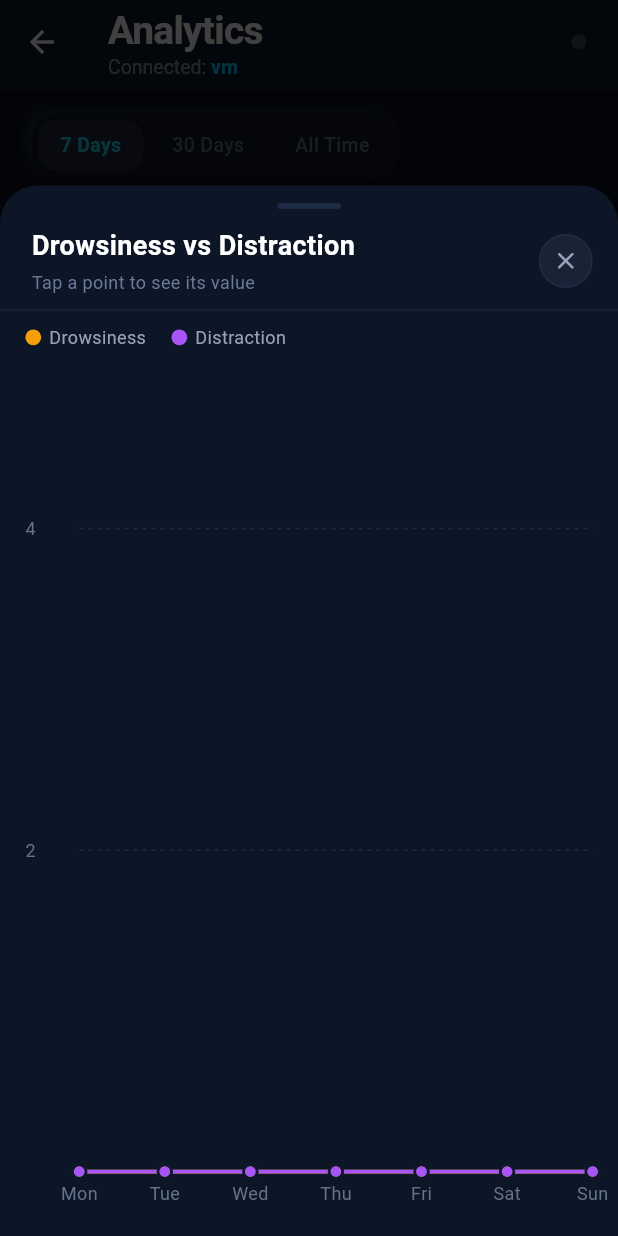
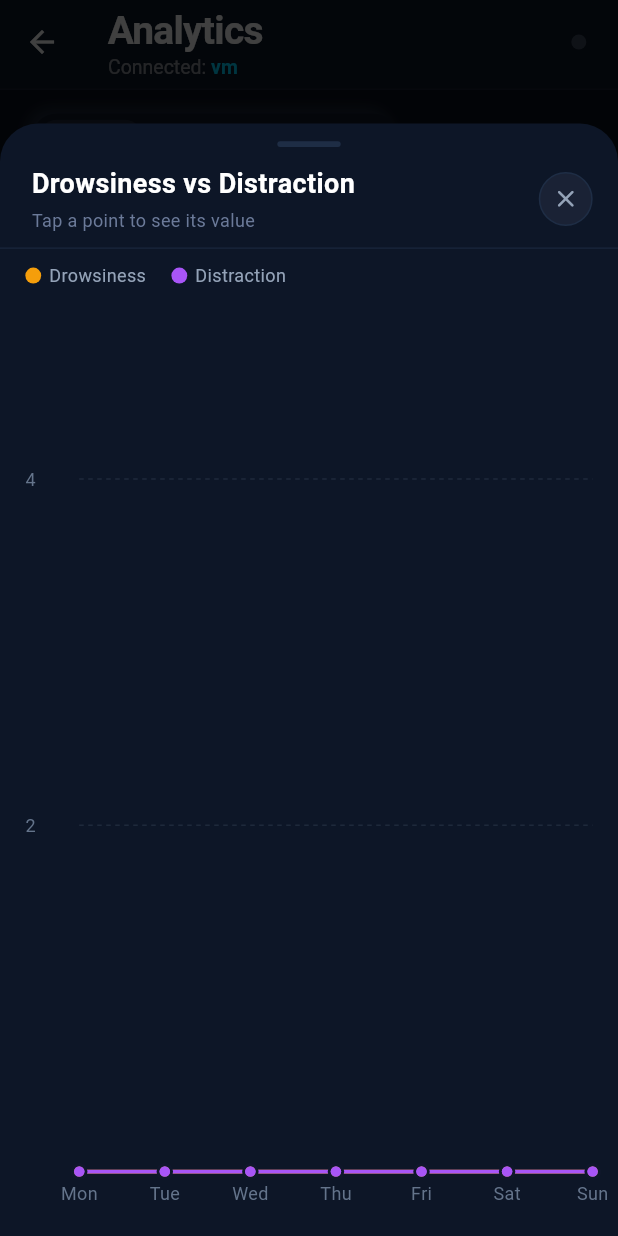
Before and after one commit to JulianaMancera/DriverMonitoringSystem, a Flutter app: the MainShell screen opened directly, item 3 of the bottom bar chosen, after a tap on "Drowsiness vs Distraction Trends", on a phone screen of 412 x 824 dp. Run offline on Flutter 3.47's test engine with Material 3 defaults, Android fonts, the phone set to English and light mode, and no system bars; drawn by our look-alikes of fl_chart; our stand-ins replace audioplayers, camera, device_info_plus, flutter_local_notifications, flutter_riverpod, package_info_plus and 2 more; missing offline and left inert: flutter_foreground_task, tflite_flutter, volume_controller; accounts and stored records are empty; Roboto replaces fonts that are missing (SF Pro Display).

Commit message:
fix: safety score view chart (but still working on cropped latest date) and analytics screen issue

```diff
--- a/drivermonitorngsystem/lib/screens/analytics_screen.dart
+++ b/drivermonitorngsystem/lib/screens/analytics_screen.dart
@@ -340,7 +340,10 @@ class _LineCard extends StatelessWidget {
                   style: TextStyle(color: const Color(0xFF475569),
                       fontSize: ctx.sp(10))),
             ]),
-          ] : []),
+            SizedBox(height: MediaQuery.of(ctx).padding.bottom),
+          ] : [
+            SizedBox(height: MediaQuery.of(ctx).padding.bottom),
+          ]),
         ]),
       ),
     );
@@ -787,7 +790,7 @@ class _ChartModal extends StatelessWidget {
     final landscape =
         MediaQuery.of(context).orientation == Orientation.landscape;
     final h = MediaQuery.of(context).size.height *
-        (landscape ? 0.95 : 0.85);
+        (landscape ? 0.95 : 0.90);
 
     return Container(
       height: h,
@@ -840,7 +843,8 @@ class _ChartModal extends StatelessWidget {
         Expanded(
           child: Padding(
             padding: EdgeInsets.fromLTRB(
-                context.rp(16), 0, context.rp(16), context.rs(16)),
+                context.rp(16), 0, context.rp(16),
+                context.rs(16) + MediaQuery.of(context).padding.bottom),
             child: child,
           ),
         ),
--- a/drivermonitorngsystem/lib/screens/dashboard_screen.dart
+++ b/drivermonitorngsystem/lib/screens/dashboard_screen.dart
@@ -90,15 +90,10 @@ class _DashboardScreenState extends ConsumerState<DashboardScreen> {
 
     final bool hasAnySessions = dailyScores.isNotEmpty;
 
-    String scoreLabel = "EXCELLENT";
-
-      if (safetyScore < 60) {
-          scoreLabel = "POOR";
-      } else if (safetyScore < 75) {
-          scoreLabel = "FAIR";
-      } else if (safetyScore < 90) {
-          scoreLabel = "GOOD";
-      }
+    String scoreLabel = 'EXCELLENT';
+    if (safetyScore < 60)      scoreLabel = 'POOR';
+    else if (safetyScore < 75) scoreLabel = 'FAIR';
+    else if (safetyScore < 90) scoreLabel = 'GOOD';
 
     final isMobile = Responsive.isMobile(context);
 
@@ -544,7 +539,9 @@ class _SafetyScoreChartInnerState extends State<_SafetyScoreChartInner> {
   // FIX: point spacing and y-axis width now use responsive helpers
   // so charts on compact phones don't cram labels together
   static const double _chartMin = 0.0;
-  static const double _chartMax = 105.0;
+  // FIX: was 105.0 — when score is near 100% the dot+stroke was clipped.
+  // 112.0 gives ~12 units breathing room above 100 so high scores show fully.
+  static const double _chartMax = 112.0;
 
   @override
   void initState() {
@@ -581,7 +578,9 @@ class _SafetyScoreChartInnerState extends State<_SafetyScoreChartInner> {
     // FIX: point spacing and y-axis width responsive
     final pointSpacing = context.rp(46);
     final yAxisWidth   = context.rp(38);
-    final rightPad     = context.rp(14);
+    // FIX: was rp(14) — last date label "Apr 13" was cropped on right edge.
+    // Increased to rp(36) so the last dot + label always has room to render.
+    final rightPad     = context.rp(36);
     final chartW       = yAxisWidth + (spots.length * pointSpacing) + rightPad;
 
     return SingleChildScrollView(
@@ -602,8 +601,14 @@ class _SafetyScoreChartInnerState extends State<_SafetyScoreChartInner> {
             titlesData: FlTitlesData(
               rightTitles: const AxisTitles(
                   sideTitles: SideTitles(showTitles: false)),
-              topTitles: const AxisTitles(
-                  sideTitles: SideTitles(showTitles: false)),
+              // FIX: add top reserved space so the 100% dot is never clipped
+              // at the top edge of the chart area
+              topTitles: AxisTitles(
+                sideTitles: SideTitles(
+                  showTitles:   false,
+                  reservedSize: context.rs(12),
+                ),
+              ),
               bottomTitles: AxisTitles(
                 sideTitles: SideTitles(
                   showTitles:   true,
@@ -632,16 +637,15 @@ class _SafetyScoreChartInnerState extends State<_SafetyScoreChartInner> {
                 sideTitles: SideTitles(
                   showTitles:   true,
                   interval:     20,
-                  // FIX: was hardcoded _yAxisWidth = 42.0
                   reservedSize: yAxisWidth,
                   getTitlesWidget: (value, meta) {
                     final v = value.toInt();
+                    // FIX: only show 0,20,40,60,80,100 — not 112 (our breathing room)
                     if (v < 0 || v > 100 || v % 20 != 0) {
                       return const SizedBox.shrink();
                     }
                     return Text('$v', style: TextStyle(
                       color:    const Color(0xFF64748b),
-                      // FIX: was Responsive.responsiveFont(mobile:11)
                       fontSize: context.sp(10),
                     ));
                   },
```
